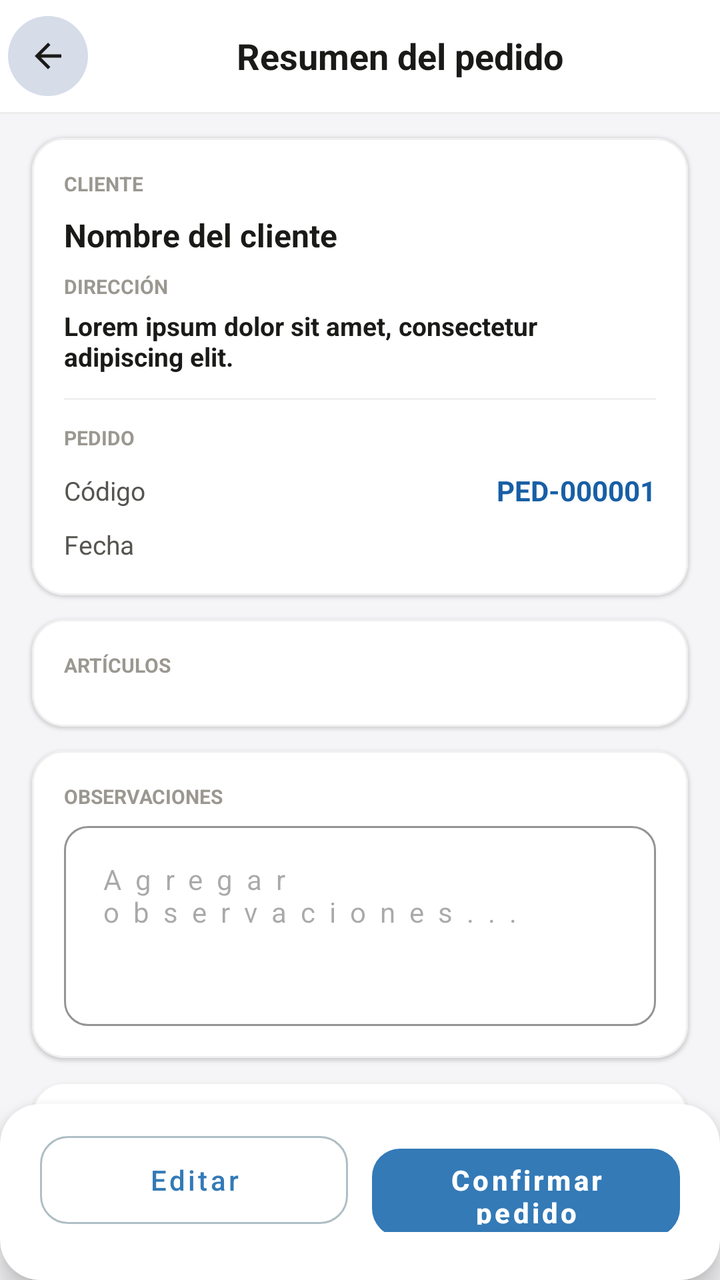
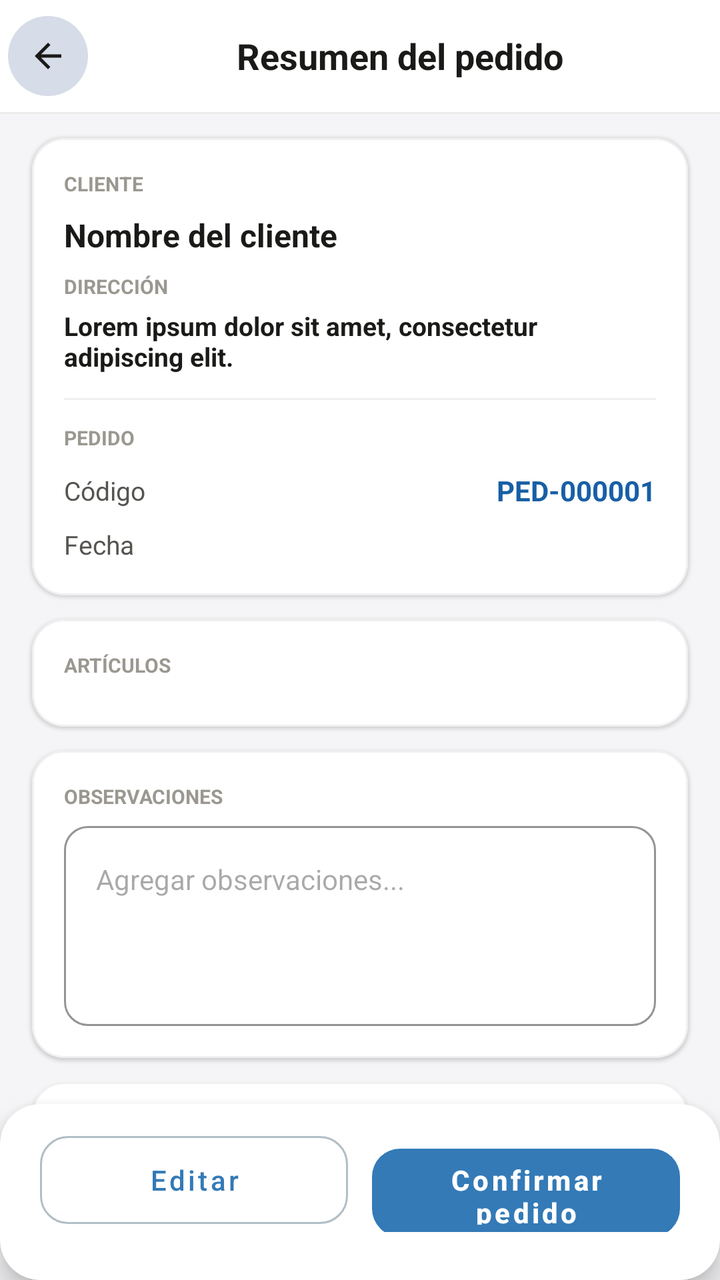

Before-and-after screenshots of an Android layout around one commit, followed by the original layout XML and the change that was made.
<!-- AndroidManifest.xml: activity theme Theme.GMV -->
<!-- res/layout/activity_order_summary.xml -->
<?xml version="1.0" encoding="utf-8"?>
<androidx.coordinatorlayout.widget.CoordinatorLayout
    xmlns:android="http://schemas.android.com/apk/res/android"
    xmlns:app="http://schemas.android.com/apk/res-auto"
    android:layout_width="match_parent"
    android:layout_height="match_parent"
    android:background="#F5F5F7"
    android:fitsSystemWindows="true">

    <com.google.android.material.appbar.AppBarLayout
        android:layout_width="match_parent"
        android:layout_height="wrap_content"
        android:background="@android:color/white"
        android:elevation="0dp">

        <androidx.appcompat.widget.Toolbar
            android:id="@+id/toolbar"
            android:layout_width="match_parent"
            android:layout_height="56dp"
            android:background="@android:color/white"
            app:contentInsetStart="0dp"
            app:contentInsetEnd="0dp">

            <LinearLayout
                android:layout_width="match_parent"
                android:layout_height="match_parent"
                android:gravity="center_vertical"
                android:orientation="horizontal"
                android:paddingHorizontal="4dp">

                <com.google.android.material.button.MaterialButton
                    android:id="@+id/btn_back"
                    style="@style/Widget.Material3.Button.TonalButton"
                    android:layout_width="40dp"
                    android:layout_height="40dp"
                    android:insetLeft="0dp"
                    android:insetTop="0dp"
                    android:insetRight="0dp"
                    android:insetBottom="0dp"
                    app:cornerRadius="20dp"
                    app:icon="@drawable/ic_arrow_back"
                    app:iconGravity="textStart"
                    app:iconPadding="0dp"
                    app:iconSize="20dp"
                    app:iconTint="#1A1A18" />

                <TextView
                    android:layout_width="0dp"
                    android:layout_height="wrap_content"
                    android:layout_weight="1"
                    android:gravity="center"
                    android:text="Resumen del pedido"
                    android:textColor="#1A1A18"
                    android:textSize="18sp"
                    android:textStyle="bold" />

            </LinearLayout>

        </androidx.appcompat.widget.Toolbar>

        <View
            android:layout_width="match_parent"
            android:layout_height="1dp"
            android:background="#EEECEA" />

    </com.google.android.material.appbar.AppBarLayout>

    <androidx.core.widget.NestedScrollView
        android:layout_width="match_parent"
        android:layout_height="match_parent"
        android:clipToPadding="false"
        android:scrollbars="none"
        app:layout_behavior="@string/appbar_scrolling_view_behavior">

        <LinearLayout
            android:layout_width="match_parent"
            android:layout_height="wrap_content"
            android:orientation="vertical"
            android:paddingBottom="200dp">

            
            <com.google.android.material.card.MaterialCardView
                android:id="@+id/card_client"
                android:layout_width="match_parent"
                android:layout_height="wrap_content"
                android:layout_marginHorizontal="16dp"
                android:layout_marginTop="12dp"
                app:cardBackgroundColor="@android:color/white"
                app:cardCornerRadius="16dp"
                app:cardElevation="1dp"
                app:strokeColor="#F0F0F0"
                app:strokeWidth="1dp">

                <LinearLayout
                    android:layout_width="match_parent"
                    android:layout_height="wrap_content"
                    android:orientation="vertical"
                    android:padding="16dp">

                    <TextView
                        android:layout_width="wrap_content"
                        android:layout_height="wrap_content"
                        android:text="CLIENTE"
                        android:textAllCaps="true"
                        android:textColor="#9A9890"
                        android:textSize="10sp"
                        android:textStyle="bold" />

                    <TextView
                        android:id="@+id/tv_client_name"
                        android:layout_width="match_parent"
                        android:layout_height="wrap_content"
                        android:layout_marginTop="8dp"
                        android:text="Nombre del cliente"
                        android:textColor="#1A1A18"
                        android:textSize="16sp"
                        android:textStyle="bold" />

                    <TextView
                        android:id="@+id/tv_client_code"
                        android:layout_width="wrap_content"
                        android:layout_height="wrap_content"
                        android:layout_marginTop="2dp"
                        android:text="Código: 00000"
                        android:textColor="#9A9890"
                        android:textSize="12sp"
                        android:visibility="gone" />

                    <TextView
                        android:layout_width="wrap_content"
                        android:layout_height="wrap_content"
                        android:layout_marginTop="8dp"
                        android:text="DIRECCIÓN"
                        android:textAllCaps="true"
                        android:textColor="#9A9890"
                        android:textSize="10sp"
                        android:textStyle="bold" />

                    <TextView
                        android:id="@+id/tv_client_direccion"
                        android:layout_width="match_parent"
                        android:layout_height="wrap_content"
                        android:layout_marginTop="4dp"
                        android:text="@string/lorem_ipsum"
                        android:textColor="#1A1A18"
                        android:textSize="13sp"
                        android:textStyle="bold"
                        android:maxLines="2"
                        android:ellipsize="end" />

                    <View
                        android:layout_width="match_parent"
                        android:layout_height="1dp"
                        android:layout_marginVertical="12dp"
                        android:background="#F0F0F0" />

                    <TextView
                        android:layout_width="wrap_content"
                        android:layout_height="wrap_content"
                        android:text="PEDIDO"
                        android:textAllCaps="true"
                        android:textColor="#9A9890"
                        android:textSize="10sp"
                        android:textStyle="bold" />

                    <LinearLayout
                        android:layout_width="match_parent"
                        android:layout_height="wrap_content"
                        android:layout_marginTop="10dp"
                        android:gravity="center_vertical"
                        android:orientation="horizontal">

                        <TextView
                            android:layout_width="0dp"
                            android:layout_height="wrap_content"
                            android:layout_weight="1"
                            android:text="Código"
                            android:textColor="#555450"
                            android:textSize="13sp" />

                        <TextView
                            android:id="@+id/tv_order_code"
                            android:layout_width="wrap_content"
                            android:layout_height="wrap_content"
                            android:text="PED-000001"
                            android:textColor="#185FA5"
                            android:textSize="14sp"
                            android:textStyle="bold" />

                    </LinearLayout>

                    <LinearLayout
                        android:layout_width="match_parent"
                        android:layout_height="wrap_content"
                        android:layout_marginTop="8dp"
                        android:gravity="center_vertical"
                        android:orientation="horizontal">

                        <TextView
                            android:layout_width="0dp"
                            android:layout_height="wrap_content"
                            android:layout_weight="1"
                            android:text="Fecha"
                            android:textColor="#555450"
                            android:textSize="13sp" />

                        <TextView
                            android:id="@+id/tv_order_date"
                            android:layout_width="wrap_content"
                            android:layout_height="wrap_content"
                            android:text=""
                            android:textColor="#1A1A18"
                            android:textSize="14sp"
                            android:textStyle="bold" />

                    </LinearLayout>

                </LinearLayout>

            </com.google.android.material.card.MaterialCardView>

            
            <com.google.android.material.card.MaterialCardView
                android:layout_width="match_parent"
                android:layout_height="wrap_content"
                android:layout_marginHorizontal="16dp"
                android:layout_marginTop="12dp"
                app:cardBackgroundColor="@android:color/white"
                app:cardCornerRadius="16dp"
                app:cardElevation="1dp"
                app:strokeColor="#F0F0F0"
                app:strokeWidth="1dp">

                <LinearLayout
                    android:layout_width="match_parent"
                    android:layout_height="wrap_content"
                    android:orientation="vertical"
                    android:padding="16dp">

                    <TextView
                        android:id="@+id/tv_articulos_title"
                        android:layout_width="wrap_content"
                        android:layout_height="wrap_content"
                        android:text="ARTÍCULOS"
                        android:textAllCaps="true"
                        android:textColor="#9A9890"
                        android:textSize="10sp"
                        android:textStyle="bold" />

                    <LinearLayout
                        android:id="@+id/lyt_items"
                        android:layout_width="match_parent"
                        android:layout_height="wrap_content"
                        android:orientation="vertical"
                        android:layout_marginTop="8dp" />

                </LinearLayout>

            </com.google.android.material.card.MaterialCardView>

            
            <com.google.android.material.card.MaterialCardView
                android:layout_width="match_parent"
                android:layout_height="wrap_content"
                android:layout_marginHorizontal="16dp"
                android:layout_marginTop="12dp"
                app:cardBackgroundColor="@android:color/white"
                app:cardCornerRadius="16dp"
                app:cardElevation="1dp"
                app:strokeColor="#F0F0F0"
                app:strokeWidth="1dp">

                <LinearLayout
                    android:layout_width="match_parent"
                    android:layout_height="wrap_content"
                    android:orientation="vertical"
                    android:padding="16dp">

                    <TextView
                        android:layout_width="wrap_content"
                        android:layout_height="wrap_content"
                        android:text="OBSERVACIONES"
                        android:textAllCaps="true"
                        android:textColor="#9A9890"
                        android:textSize="10sp"
                        android:textStyle="bold" />

                    <com.google.android.material.textfield.TextInputLayout
                        android:id="@+id/lyt_observaciones"
                        android:layout_width="match_parent"
                        android:layout_height="wrap_content"
                        android:layout_marginTop="8dp"
                        style="@style/Widget.Material3.TextInputLayout.OutlinedBox"
                        app:boxCornerRadiusTopEnd="12dp"
                        app:boxCornerRadiusTopStart="12dp"
                        app:boxCornerRadiusBottomEnd="12dp"
                        app:boxCornerRadiusBottomStart="12dp"
                        app:boxStrokeColor="#E0E0E0"
                        app:hintEnabled="false">

                        <com.google.android.material.textfield.TextInputEditText
                            android:id="@+id/et_observaciones"
                            android:layout_width="match_parent"
                            android:layout_height="100dp"
                            android:gravity="top"
                            android:textSize="14sp"
                            android:textColor="#1A1A18"
                            android:background="@null"
                            android:hint="Agregar observaciones..." />

                    </com.google.android.material.textfield.TextInputLayout>

                </LinearLayout>

            </com.google.android.material.card.MaterialCardView>



            
            <com.google.android.material.card.MaterialCardView
                android:layout_width="match_parent"
                android:layout_height="wrap_content"
                android:layout_marginHorizontal="16dp"
                android:layout_marginTop="12dp"
                app:cardBackgroundColor="@android:color/white"
                app:cardCornerRadius="16dp"
                app:cardElevation="1dp"
                app:strokeColor="#F0F0F0"
                app:strokeWidth="1dp">

                <LinearLayout
                    android:layout_width="match_parent"
                    android:layout_height="wrap_content"
                    android:orientation="vertical"
                    android:padding="16dp">

                    <TextView
                        android:layout_width="wrap_content"
                        android:layout_height="wrap_content"
                        android:text="RESUMEN DE PAGO"
                        android:textAllCaps="true"
                        android:textColor="#9A9890"
                        android:textSize="10sp"
                        android:textStyle="bold" />

                    <LinearLayout
                        android:layout_width="match_parent"
                        android:layout_height="wrap_content"
                        android:layout_marginTop="12dp"
                        android:gravity="center_vertical"
                        android:orientation="horizontal">

                        <TextView
                            android:layout_width="0dp"
                            android:layout_height="wrap_content"
                            android:layout_weight="1"
                            android:text="Subtotal"
                            android:textColor="#555450"
                            android:textSize="14sp" />

                        <TextView
                            android:id="@+id/tv_subtotal"
                            android:layout_width="wrap_content"
                            android:layout_height="wrap_content"
                            android:text="C$ 0.00"
                            android:textColor="#1A1A18"
                            android:textSize="14sp"
                            android:textStyle="bold" />

                    </LinearLayout>

                    <LinearLayout
                        android:layout_width="match_parent"
                        android:layout_height="wrap_content"
                        android:layout_marginTop="6dp"
                        android:gravity="center_vertical"
                        android:orientation="horizontal">

                    <TextView
                        android:id="@+id/tv_iva_label"
                        android:layout_width="0dp"
                        android:layout_height="wrap_content"
                        android:layout_weight="1"
                        android:text="IVA"
                        android:textColor="#555450"
                        android:textSize="14sp" />

                        <TextView
                            android:id="@+id/tv_iva"
                            android:layout_width="wrap_content"
                            android:layout_height="wrap_content"
                            android:text="C$ 0.00"
                            android:textColor="#1A1A18"
                            android:textSize="14sp"
                            android:textStyle="bold" />

                    </LinearLayout>

                    <LinearLayout
                        android:layout_width="match_parent"
                        android:layout_height="wrap_content"
                        android:layout_marginTop="6dp"
                        android:gravity="center_vertical"
                        android:orientation="horizontal">

                        <TextView
                            android:layout_width="0dp"
                            android:layout_height="wrap_content"
                            android:layout_weight="1"
                            android:text="Descuento"
                            android:textColor="#555450"
                            android:textSize="14sp" />

                        <TextView
                            android:id="@+id/tv_discount"
                            android:layout_width="wrap_content"
                            android:layout_height="wrap_content"
                            android:text="C$ 0.00"
                            android:textColor="#639922"
                            android:textSize="14sp"
                            android:textStyle="bold" />

                    </LinearLayout>

                    <View
                        android:layout_width="match_parent"
                        android:layout_height="1dp"
                        android:layout_marginVertical="12dp"
                        android:background="#EEECEA" />

                    <LinearLayout
                        android:layout_width="match_parent"
                        android:layout_height="wrap_content"
                        android:gravity="center_vertical"
                        android:orientation="horizontal">

                        <TextView
                            android:layout_width="0dp"
                            android:layout_height="wrap_content"
                            android:layout_weight="1"
                            android:text="Total"
                            android:textColor="#1A1A18"
                            android:textSize="18sp"
                            android:textStyle="bold" />

                        <TextView
                            android:id="@+id/tv_total"
                            android:layout_width="wrap_content"
                            android:layout_height="wrap_content"
                            android:text="C$ 0.00"
                            android:textColor="#185FA5"
                            android:textSize="24sp"
                            android:textStyle="bold" />

                    </LinearLayout>

                </LinearLayout>

            </com.google.android.material.card.MaterialCardView>

        </LinearLayout>

    </androidx.core.widget.NestedScrollView>

    <com.google.android.material.card.MaterialCardView
        android:id="@+id/lyt_bottom_actions"
        android:layout_width="match_parent"
        android:layout_height="wrap_content"
        android:layout_gravity="bottom"
        app:cardBackgroundColor="@android:color/white"
        app:cardCornerRadius="20dp"
        app:cardElevation="8dp"
        app:strokeWidth="0dp">

        <LinearLayout
            android:layout_width="match_parent"
            android:layout_height="wrap_content"
            android:orientation="horizontal"
            android:paddingHorizontal="20dp"
            android:paddingTop="12dp"
            android:paddingBottom="24dp"
            android:weightSum="2">

            <com.google.android.material.button.MaterialButton
                android:id="@+id/btn_edit"
                style="@style/Widget.Material3.Button.OutlinedButton"
                android:layout_width="0dp"
                android:layout_height="52dp"
                android:layout_marginEnd="6dp"
                android:layout_weight="1"
                android:text="Editar"
                android:textAllCaps="false"
                android:textSize="14sp"
                app:cornerRadius="14dp" />

            <com.google.android.material.button.MaterialButton
                android:id="@+id/btn_confirm"
                android:layout_width="0dp"
                android:layout_height="52dp"
                android:layout_marginStart="6dp"
                android:layout_weight="1"
                android:text="Confirmar pedido"
                android:textAllCaps="false"
                android:textSize="14sp"
                android:textStyle="bold"
                app:cornerRadius="14dp" />

        </LinearLayout>

    </com.google.android.material.card.MaterialCardView>

</androidx.coordinatorlayout.widget.CoordinatorLayout>
<!-- resources referenced by this layout -->
<resources>
  <string name="lorem_ipsum">Lorem ipsum dolor sit amet, consectetur adipiscing elit.</string>
  <style name="Theme.GMV" parent="Base.Theme.GMV" />
  <color name="primary">#337AB7</color>
  <color name="on_primary">#FFFFFF</color>
  <color name="primary_container">#D6E4F0</color>
  <color name="on_primary_container">#1A3A5C</color>
  <color name="secondary">#3A539B</color>
  <color name="on_secondary">#FFFFFF</color>
  <color name="secondary_container">#D6DCE8</color>
  <color name="on_secondary_container">#1C2A5C</color>
  <color name="tertiary">#7E57C2</color>
  <color name="on_tertiary">#FFFFFF</color>
  <color name="tertiary_container">#EDE7F6</color>
  <color name="on_tertiary_container">#311B92</color>
  <color name="error">#EF5350</color>
  <color name="on_error">#FFFFFF</color>
  <color name="error_container">#FFEBEE</color>
  <color name="on_error_container">#B71C1C</color>
  <color name="background">#F2F2F2</color>
  <color name="on_background">#000000</color>
  <color name="surface">#E7E7E7</color>
  <color name="on_surface">#000000</color>
  <color name="surface_variant">#D4D4D4</color>
  <color name="on_surface_variant">#535353</color>
  <color name="outline">#B0BEC5</color>
  <color name="outline_variant">#CFD8DC</color>
  <style name="TextAppearance.M3.DisplayMedium">
          <item name="android:textSize">45sp</item>
          <item name="android:letterSpacing">0</item>
          <item name="android:lineHeight">52sp</item>
          <item name="android:fontFamily">sans-serif</item>
      </style>
  <style name="TextAppearance.M3.DisplaySmall">
          <item name="android:textSize">36sp</item>
          <item name="android:letterSpacing">0</item>
          <item name="android:lineHeight">44sp</item>
          <item name="android:fontFamily">sans-serif</item>
      </style>
  <style name="TextAppearance.M3.HeadlineLarge">
          <item name="android:textSize">32sp</item>
          <item name="android:letterSpacing">0</item>
          <item name="android:lineHeight">40sp</item>
          <item name="android:fontFamily">sans-serif</item>
      </style>
  <style name="TextAppearance.M3.HeadlineMedium">
          <item name="android:textSize">28sp</item>
          <item name="android:letterSpacing">0</item>
          <item name="android:lineHeight">36sp</item>
          <item name="android:fontFamily">sans-serif</item>
      </style>
  <style name="TextAppearance.M3.HeadlineSmall">
          <item name="android:textSize">24sp</item>
          <item name="android:letterSpacing">0</item>
          <item name="android:lineHeight">32sp</item>
          <item name="android:fontFamily">sans-serif</item>
      </style>
  <style name="TextAppearance.M3.TitleLarge">
          <item name="android:textSize">22sp</item>
          <item name="android:letterSpacing">0</item>
          <item name="android:lineHeight">28sp</item>
          <item name="android:fontFamily">sans-serif</item>
      </style>
  <style name="TextAppearance.M3.BodyLarge">
          <item name="android:textSize">16sp</item>
          <item name="android:letterSpacing">0.5</item>
          <item name="android:lineHeight">24sp</item>
          <item name="android:fontFamily">sans-serif</item>
      </style>
  <style name="TextAppearance.M3.BodyMedium">
          <item name="android:textSize">14sp</item>
          <item name="android:letterSpacing">0.25</item>
          <item name="android:lineHeight">20sp</item>
          <item name="android:fontFamily">sans-serif</item>
      </style>
  <style name="TextAppearance.M3.BodySmall">
          <item name="android:textSize">12sp</item>
          <item name="android:letterSpacing">0.4</item>
          <item name="android:lineHeight">16sp</item>
          <item name="android:fontFamily">sans-serif</item>
      </style>
  <color name="colorUmkPrimaryDark">#003044</color>
  <!-- unchanged entries left out for length: 8 -->
</resources>

<!-- the commit's change to res/layout/activity_order_summary.xml (unified diff, before → after) -->
@@ -305,6 +305,7 @@
                             android:gravity="top"
                             android:textSize="14sp"
                             android:textColor="#1A1A18"
+                            android:letterSpacing="0"
                             android:background="@null"
                             android:hint="Agregar observaciones..." />
 
